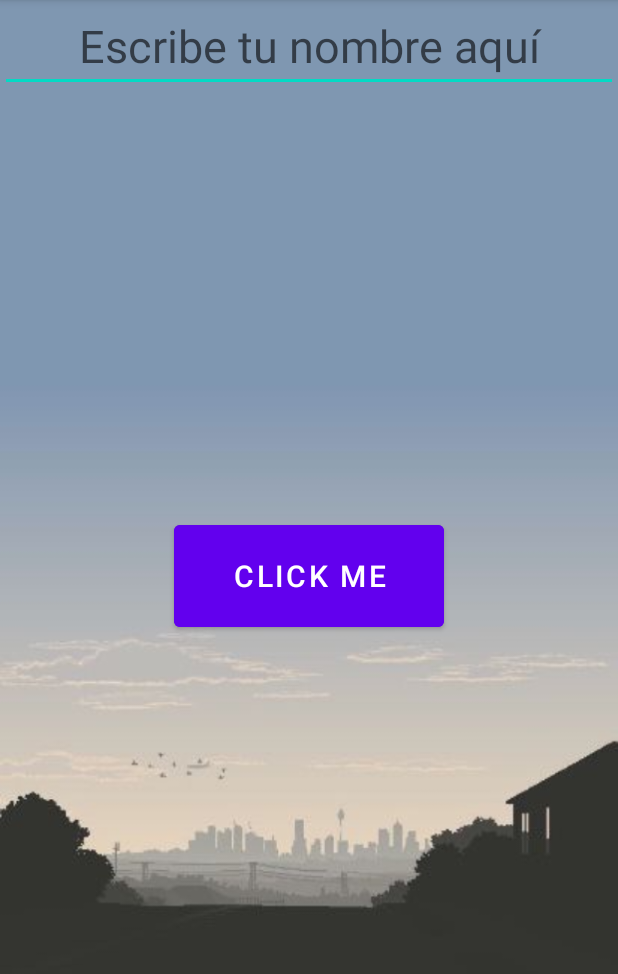
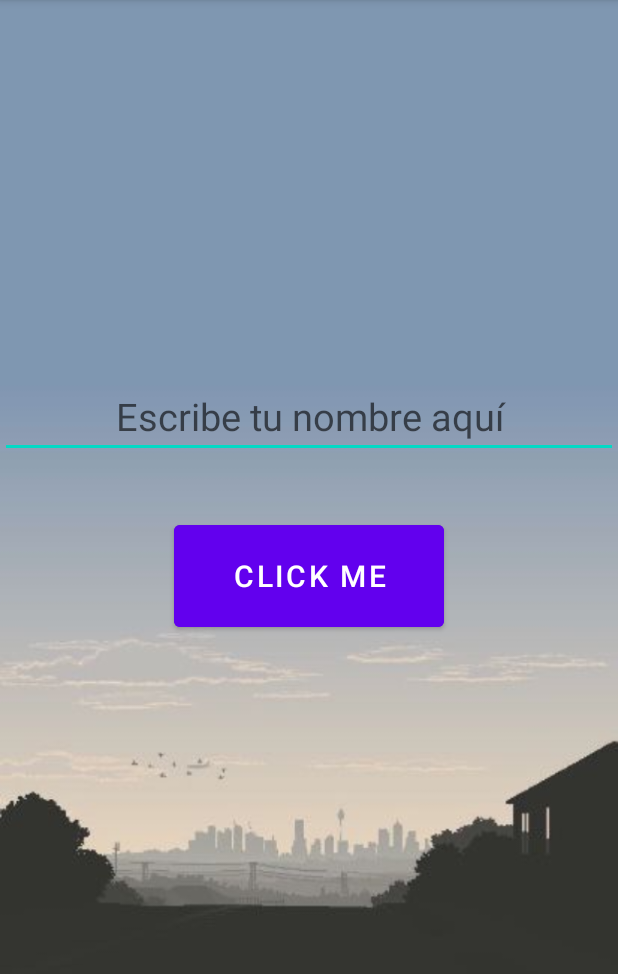
Before and after one commit to santimartinezzgb/app-movil-clickme, an Android app: the screen it shows after launch (MainActivity), on a phone screen of 412 x 824 dp, the part 84-1058 px from its top. Run offline under Robolectric (Android 15) with nearby library versions, the phone set to English and light mode, and no system bars.

Commit message:
Cambio en los márgenes en la etiqueta EditText

```diff
--- a/app/src/main/res/layout/activity_main.xml
+++ b/app/src/main/res/layout/activity_main.xml
@@ -28,9 +28,12 @@
         android:id="@+id/input"
         android:layout_width="match_parent"
         android:layout_height="wrap_content"
+        android:layout_marginTop="250dp"
+        app:layout_constraintTop_toTopOf="parent"
+
         android:hint="Escribe tu nombre aquí"
         android:textAlignment="center"
-        android:textSize="30dp"
+        android:textSize="25dp"
         tools:ignore="MissingConstraints" />
 
     <Button
@@ -59,7 +62,7 @@
         android:textSize="20dp"
         android:text="BACK"
         android:textColor="#FFFFFF"
-        android:backgroundTint="#F27373"
+        android:backgroundTint="@color/purple_200"
         tools:layout_editor_absoluteX="145dp"
         tools:layout_editor_absoluteY="353dp"
         />
```
